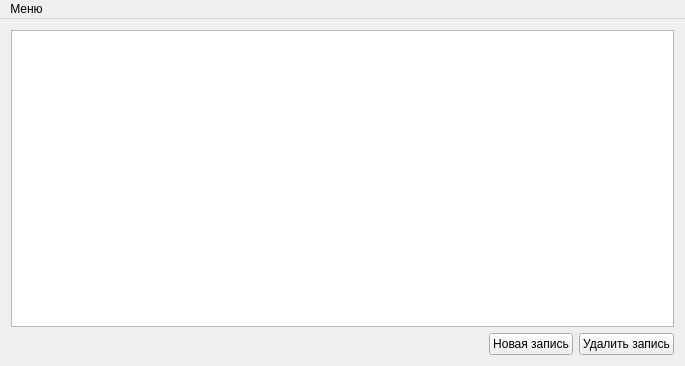
The window that mainwindow.ui (StepFanFly/test_task) describes before a commit, drawn with Qt 5.
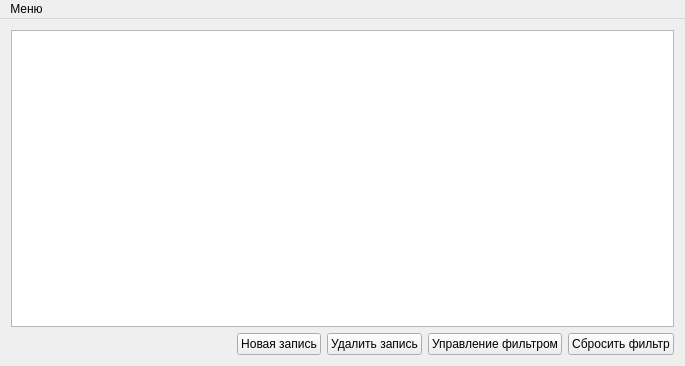
The same window after the commit.

Commit message: table filter added

Patch:
```diff
--- a/mainwindow.ui
+++ b/mainwindow.ui
@@ -47,6 +47,20 @@
         </property>
        </widget>
       </item>
+      <item>
+       <widget class="QPushButton" name="buttonFilterSet">
+        <property name="text">
+         <string>Управление фильтром</string>
+        </property>
+       </widget>
+      </item>
+      <item>
+       <widget class="QPushButton" name="buttonResetFilter">
+        <property name="text">
+         <string>Сбросить фильтр</string>
+        </property>
+       </widget>
+      </item>
      </layout>
     </item>
    </layout>
```
The commit also changes 6 other files.
